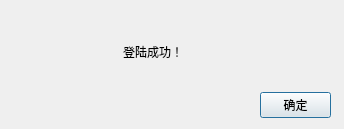
First picture: the form in dialoginfo.ui, repository LingHunHuaShi/StudentManagingSystem, before the edit.
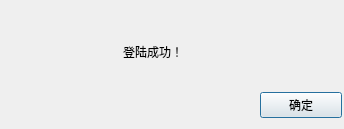
Second picture: the form after the edit.

What changed in the file:
```diff
--- a/dialoginfo.ui
+++ b/dialoginfo.ui
@@ -18,7 +18,7 @@
     <rect>
      <x>260</x>
      <y>90</y>
-     <width>71</width>
+     <width>82</width>
      <height>31</height>
     </rect>
    </property>
```
Left out of the diff: 2 changed lines with no effect on the pictures.
